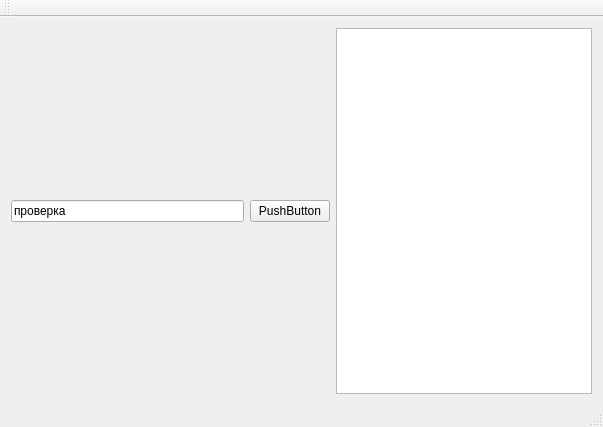
Before: the Qt Designer form editor/mainwindow.ui in WiseLord/ampcontrol, drawn with Qt 5.
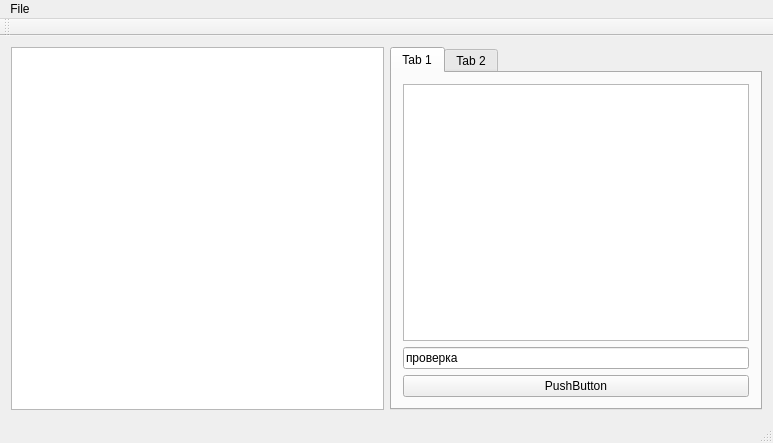
After: the same form once the commit is applied.

Commit message: editor: Open eeprom file dialog.

What changed in the file:
```diff
--- a/editor/mainwindow.ui
+++ b/editor/mainwindow.ui
@@ -6,8 +6,8 @@
    <rect>
     <x>0</x>
     <y>0</y>
-    <width>603</width>
-    <height>427</height>
+    <width>773</width>
+    <height>443</height>
    </rect>
   </property>
   <property name="windowTitle">
@@ -16,6 +16,19 @@
   <widget class="QWidget" name="centralWidget">
    <layout class="QHBoxLayout" name="horizontalLayout">
     <item>
+     <widget class="QTableWidget" name="tableWidget"/>
+    </item>
+    <item>
+     <widget class="QTabWidget" name="tabWidget">
+      <widget class="QWidget" name="tab">
+       <attribute name="title">
+        <string>Tab 1</string>
+       </attribute>
+       <layout class="QVBoxLayout" name="verticalLayout">
+        <item>
+         <widget class="QListWidget" name="listWidget"/>
+        </item>
+        <item>
      <widget class="QLineEdit" name="lineEdit">
       <property name="text">
        <string>проверка</string>
@@ -29,8 +42,14 @@
       </property>
      </widget>
     </item>
-    <item>
-     <widget class="QListWidget" name="listWidget"/>
+       </layout>
+      </widget>
+      <widget class="QWidget" name="tab_2">
+       <attribute name="title">
+        <string>Tab 2</string>
+       </attribute>
+      </widget>
+     </widget>
     </item>
    </layout>
   </widget>
@@ -39,10 +58,18 @@
     <rect>
      <x>0</x>
      <y>0</y>
-     <width>603</width>
+     <width>773</width>
      <height>22</height>
     </rect>
    </property>
+   <widget class="QMenu" name="menuFile">
+    <property name="title">
+     <string>File</string>
+    </property>
+    <addaction name="actionOpenEeprom"/>
+    <addaction name="actionSaveEeprom"/>
+   </widget>
+   <addaction name="menuFile"/>
   </widget>
   <widget class="QToolBar" name="mainToolBar">
    <attribute name="toolBarArea">
```
Left out of the diff: 29 changed lines with no effect on the pictures. Lines whose indentation alone changed are shown as unchanged. The commit also changes 2 other files.
